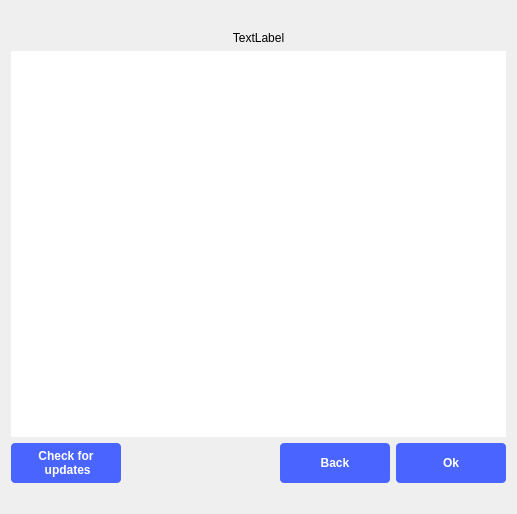
Above: ui/scopyaboutdialog.ui from analogdevicesinc/scopy before the change. Below: the same form after it.
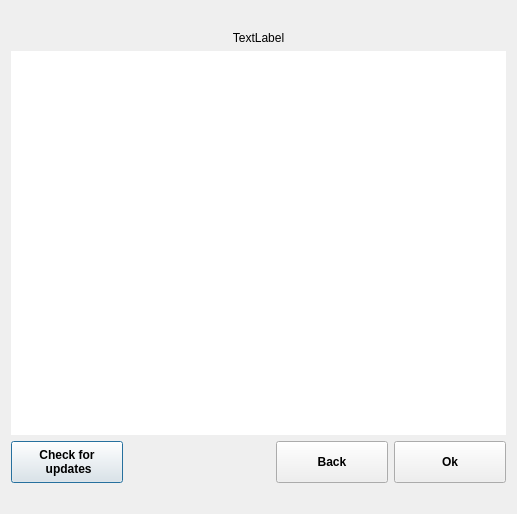
That is the form after the change. Icons and pictures are not drawn.

Patch:
```diff
--- a/ui/scopyaboutdialog.ui
+++ b/ui/scopyaboutdialog.ui
@@ -24,19 +24,6 @@
   font-weight: bold;
   padding-left: 15px;
   padding-right: 15px;
-  border-radius: 4px;
-
-  background-color: #4a64ff;
-  color: #ffffff;
-
-}
-
-QPushButton:pressed {
-  background-color: #2a44df;
-}
-
-QPushButton:hover {
-	background-color: #4a34ff;
 }</string>
   </property>
   <property name="modal">
```
Left out of the diff: 9 changed lines with no effect on the pictures.
